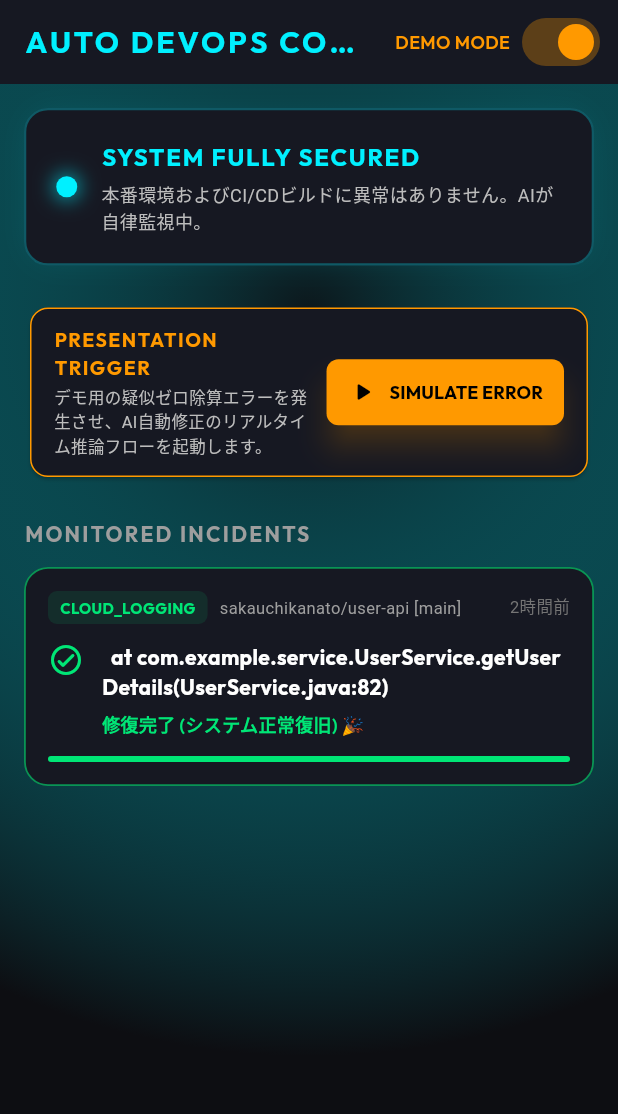
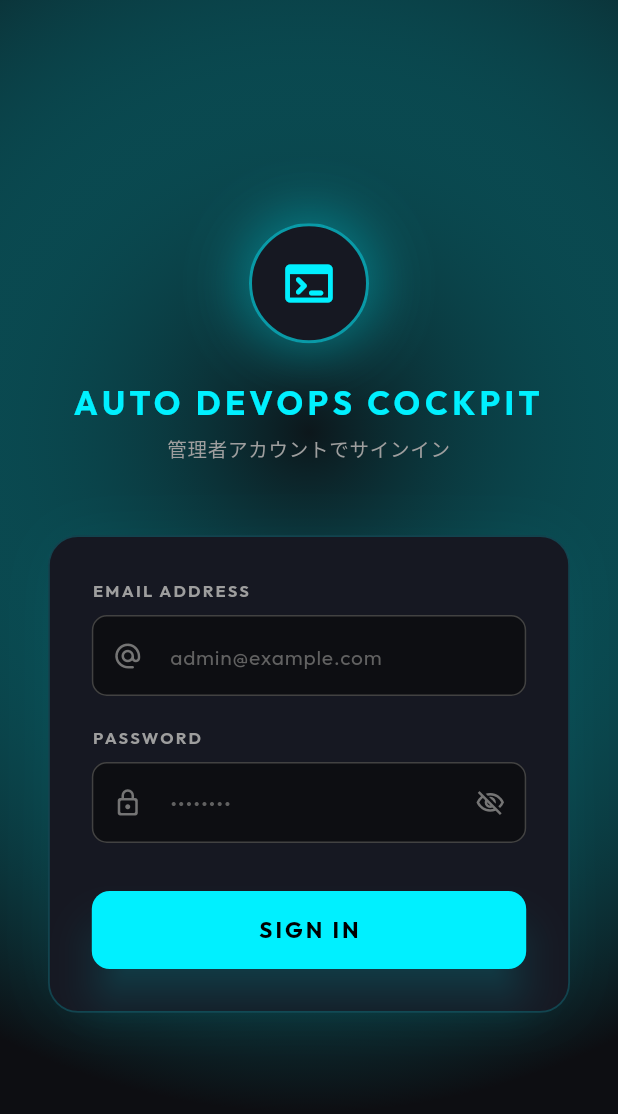
Before and after one commit to amiyuu/AutoDevOps-Agent, a Flutter app: the screen it shows after launch, on a phone screen of 412 x 824 dp. Shown: the top 1114 px of the screen. Run offline on Flutter 3.47's test engine with Material 3 defaults, Android fonts, the phone set to English and light mode, and no system bars; drawn by our look-alikes of flutter_animate; our stand-ins replace cloud_firestore, firebase_auth, firebase_core, flutter_riverpod, google_fonts; accounts and stored records are empty.

Commit message:
フロントエンド＋バックエンド

```diff
--- a/frontend_flutter/lib/main.dart
+++ b/frontend_flutter/lib/main.dart
@@ -2,6 +2,8 @@ import 'package:flutter/material.dart';
 import 'package:flutter_riverpod/flutter_riverpod.dart';
 import 'package:firebase_core/firebase_core.dart';
 import 'screens/dashboard_screen.dart';
+import 'screens/login_screen.dart';
+import 'providers/auth_provider.dart';
 
 import 'firebase_options.dart';
 
@@ -57,7 +59,38 @@ class AutoDevOpsApp extends StatelessWidget {
           }),
         ),
       ),
-      home: const DashboardScreen(),
+      home: const AuthGate(),
     );
   }
 }
+
+// ログイン状態に応じて画面を切り替えるゲートウィジェット
+class AuthGate extends ConsumerWidget {
+  const AuthGate({super.key});
+
+  @override
+  Widget build(BuildContext context, WidgetRef ref) {
+    final authState = ref.watch(authStateProvider);
+
+    return authState.when(
+      data: (user) {
+        if (user != null) {
+          // ログイン済み → ダッシュボードへ
+          return const DashboardScreen();
+        } else {
+          // 未ログイン → ログイン画面へ
+          return const LoginScreen();
+        }
+      },
+      loading: () => const Scaffold(
+        backgroundColor: Color(0xFF0D0E12),
+        body: Center(
+          child: CircularProgressIndicator(
+            color: Color(0xFF00F0FF),
+          ),
+        ),
+      ),
+      error: (e, _) => const LoginScreen(),
+    );
+  }
+}
--- /dev/null
+++ b/frontend_flutter/lib/providers/auth_provider.dart
@@ -0,0 +1,38 @@
+import 'package:firebase_auth/firebase_auth.dart';
+import 'package:flutter_riverpod/flutter_riverpod.dart';
+
+// ログイン状態をリアルタイムで監視するProvider
+// User? = ログイン中はUserオブジェクト、未ログインはnull
+final authStateProvider = StreamProvider<User?>((ref) {
+  return FirebaseAuth.instance.authStateChanges();
+});
+
+// 認証操作（ログイン・ログアウト）を担当するクラス
+class AuthNotifier extends StateNotifier<AsyncValue<void>> {
+  AuthNotifier() : super(const AsyncValue.data(null));
+
+  // メール/パスワードでサインイン
+  Future<void> signIn(String email, String password) async {
+    state = const AsyncValue.loading();
+    try {
+      await FirebaseAuth.instance.signInWithEmailAndPassword(
+        email: email,
+        password: password,
+      );
+      state = const AsyncValue.data(null);
+    } on FirebaseAuthException catch (e) {
+      state = AsyncValue.error(e, StackTrace.current);
+    }
+  }
+
+  // サインアウト
+  Future<void> signOut() async {
+    await FirebaseAuth.instance.signOut();
+    state = const AsyncValue.data(null);
+  }
+}
+
+final authNotifierProvider =
+    StateNotifierProvider<AuthNotifier, AsyncValue<void>>(
+      (ref) => AuthNotifier(),
+    );
--- a/frontend_flutter/lib/screens/incident_detail_screen.dart
+++ b/frontend_flutter/lib/screens/incident_detail_screen.dart
@@ -537,6 +537,7 @@ class IncidentDetailScreen extends ConsumerWidget {
         throw 'Could not launch $urlString';
       }
     } catch (e) {
+      if (context.mounted) {
         ScaffoldMessenger.of(context).showSnackBar(
           SnackBar(
             content: Text('リンクを開けませんでした: $urlString'),
@@ -546,3 +547,4 @@ class IncidentDetailScreen extends ConsumerWidget {
       }
     }
   }
+}
--- /dev/null
+++ b/frontend_flutter/lib/screens/login_screen.dart
@@ -0,0 +1,375 @@
+import 'package:flutter/material.dart';
+import 'package:flutter_riverpod/flutter_riverpod.dart';
+import 'package:flutter_animate/flutter_animate.dart';
+import 'package:google_fonts/google_fonts.dart';
+import 'package:firebase_auth/firebase_auth.dart';
+import '../providers/auth_provider.dart';
+
+class LoginScreen extends ConsumerStatefulWidget {
+  const LoginScreen({super.key});
+
+  @override
+  ConsumerState<LoginScreen> createState() => _LoginScreenState();
+}
+
+class _LoginScreenState extends ConsumerState<LoginScreen> {
+  final _formKey = GlobalKey<FormState>();
+  final _emailController = TextEditingController();
+  final _passwordController = TextEditingController();
+  bool _obscurePassword = true;
+  bool _isLoading = false;
+
+  @override
+  void dispose() {
+    _emailController.dispose();
+    _passwordController.dispose();
+    super.dispose();
+  }
+
+  Future<void> _signIn() async {
+    if (!_formKey.currentState!.validate()) return;
+
+    setState(() => _isLoading = true);
+
+    try {
+      final notifier = ref.read(authNotifierProvider.notifier);
+      await notifier.signIn(
+        _emailController.text.trim(),
+        _passwordController.text,
+      );
+    } on FirebaseAuthException catch (e) {
+      if (mounted) {
+        String message;
+        switch (e.code) {
+          case 'user-not-found':
+            message = 'このメールアドレスのアカウントが見つかりません。';
+            break;
+          case 'wrong-password':
+          case 'invalid-credential':
+            message = 'メールアドレスまたはパスワードが正しくありません。';
+            break;
+          case 'too-many-requests':
+            message = 'ログイン試行が多すぎます。しばらく後に再試行してください。';
+            break;
+          default:
+            message = '認証エラー: ${e.message ?? e.code}';
+        }
+        ScaffoldMessenger.of(context).showSnackBar(
+          SnackBar(
+            content: Text(message, style: const TextStyle(color: Colors.white)),
+            backgroundColor: const Color(0xFFFF3366),
+            duration: const Duration(seconds: 6),
+          ),
+        );
+      }
+    } catch (e) {
+      if (mounted) {
+        ScaffoldMessenger.of(context).showSnackBar(
+          SnackBar(
+            content: Text('エラー: $e', style: const TextStyle(color: Colors.white)),
+            backgroundColor: const Color(0xFFFF3366),
+          ),
+        );
+      }
+    } finally {
+      if (mounted) setState(() => _isLoading = false);
+    }
+  }
+
+  @override
+  Widget build(BuildContext context) {
+    return Scaffold(
+      backgroundColor: const Color(0xFF0D0E12),
+      body: Container(
+        decoration: BoxDecoration(
+          gradient: RadialGradient(
+            center: Alignment(0, -0.3),
+            radius: 1.1,
+            colors: [
+              Color(0x0A00F0FF),
+              Color(0xFF0D0E12),
+            ],
+          ),
+        ),
+        child: SafeArea(
+          child: Center(
+            child: SingleChildScrollView(
+              padding: const EdgeInsets.symmetric(horizontal: 32, vertical: 24),
+              child: ConstrainedBox(
+                constraints: const BoxConstraints(maxWidth: 420),
+                child: Column(
+                  mainAxisAlignment: MainAxisAlignment.center,
+                  crossAxisAlignment: CrossAxisAlignment.stretch,
+                  children: [
+                    // ---- ロゴ & タイトル ----
+                    _buildHeader(),
+                    const SizedBox(height: 48),
+
+                    // ---- ログインカード ----
+                    _buildLoginCard(),
+                  ],
+                ),
+              ),
+            ),
+          ),
+        ),
+      ),
+    );
+  }
+
+  Widget _buildHeader() {
+    return Column(
+      children: [
+        // シアンのグロウ付きアイコン
+        Container(
+          width: 80,
+          height: 80,
+          decoration: BoxDecoration(
+            color: const Color(0xFF161822),
+            shape: BoxShape.circle,
+            border: Border.all(color: const Color(0xFF00F0FF).withOpacity(0.6), width: 2),
+            boxShadow: [
+              BoxShadow(
+                color: const Color(0xFF00F0FF).withOpacity(0.25),
+                blurRadius: 32,
+                spreadRadius: 4,
+              ),
+            ],
+          ),
+          child: const Icon(
+            Icons.terminal_rounded,
+            color: Color(0xFF00F0FF),
+            size: 38,
+          ),
+        )
+            .animate(onPlay: (c) => c.repeat(reverse: true))
+            .custom(
+              duration: 2400.ms,
+              builder: (ctx, val, child) => Container(
+                decoration: BoxDecoration(
+                  shape: BoxShape.circle,
+                  boxShadow: [
+                    BoxShadow(
+                      color: Color.lerp(
+                        const Color(0xFF00F0FF).withOpacity(0.15),
+                        const Color(0xFF00F0FF).withOpacity(0.45),
+                        val,
+                      )!,
+                      blurRadius: 36,
+                      spreadRadius: 6,
+                    ),
+                  ],
+                ),
+                child: child,
+              ),
+            ),
+        const SizedBox(height: 24),
+        Text(
+          'AUTO DEVOPS COCKPIT',
+          style: GoogleFonts.outfit(
+            fontSize: 22,
+            fontWeight: FontWeight.bold,
+            color: const Color(0xFF00F0FF),
+            letterSpacing: 3,
+          ),
+          textAlign: TextAlign.center,
+        )
+            .animate()
+            .fadeIn(duration: 600.ms, delay: 100.ms),
+        const SizedBox(height: 6),
+        Text(
+          '管理者アカウントでサインイン',
+          style: GoogleFonts.outfit(
+            fontSize: 13,
+            color: Colors.grey.shade500,
+            letterSpacing: 0.5,
+          ),
+          textAlign: TextAlign.center,
+        )
+            .animate()
+            .fadeIn(duration: 600.ms, delay: 200.ms),
+      ],
+    );
+  }
+
+  Widget _buildLoginCard() {
+    return Container(
+      padding: const EdgeInsets.all(28),
+      decoration: BoxDecoration(
+        color: const Color(0xFF161822),
+        borderRadius: BorderRadius.circular(20),
+        border: Border.all(
+          color: const Color(0xFF00F0FF).withOpacity(0.2),
+          width: 1.2,
+        ),
+        boxShadow: [
+          BoxShadow(
+            color: const Color(0xFF00F0FF).withOpacity(0.06),
+            blurRadius: 32,
+            spreadRadius: -4,
+          ),
+        ],
+      ),
+      child: Form(
+        key: _formKey,
+        child: Column(
+          crossAxisAlignment: CrossAxisAlignment.stretch,
+          children: [
+            // メールフィールド
+            _buildLabel('EMAIL ADDRESS'),
+            const SizedBox(height: 8),
+            TextFormField(
+              controller: _emailController,
+              keyboardType: TextInputType.emailAddress,
+              autocorrect: false,
+              style: GoogleFonts.outfit(color: Colors.white, fontSize: 15),
+              decoration: _inputDecoration(
+                hintText: 'admin@example.com',
+                prefixIcon: Icons.alternate_email_rounded,
+              ),
+              validator: (v) {
+                if (v == null || v.isEmpty) return 'メールアドレスを入力してください';
+                if (!v.contains('@')) return '有効なメールアドレスを入力してください';
+                return null;
+              },
+            )
+                .animate()
+                .fadeIn(duration: 500.ms, delay: 300.ms)
+                .slideX(begin: -0.04, end: 0.0),
+            const SizedBox(height: 20),
+
+            // パスワードフィールド
+            _buildLabel('PASSWORD'),
+            const SizedBox(height: 8),
+            TextFormField(
+              controller: _passwordController,
+              obscureText: _obscurePassword,
+              style: GoogleFonts.outfit(color: Colors.white, fontSize: 15),
+              decoration: _inputDecoration(
+                hintText: '••••••••',
+                prefixIcon: Icons.lock_outline_rounded,
+                suffixIcon: IconButton(
+                  icon: Icon(
+                    _obscurePassword
+                        ? Icons.visibility_off_outlined
+                        : Icons.visibility_outlined,
+                    color: Colors.grey.shade600,
+                    size: 20,
+                  ),
+                  onPressed: () =>
+                      setState(() => _obscurePassword = !_obscurePassword),
+                ),
+              ),
+              validator: (v) {
+                if (v == null || v.isEmpty) return 'パスワードを入力してください';
+                if (v.length < 6) return 'パスワードは6文字以上必要です';
+                return null;
+              },
+              onFieldSubmitted: (_) => _signIn(),
+            )
+                .animate()
+                .fadeIn(duration: 500.ms, delay: 400.ms)
+                .slideX(begin: -0.04, end: 0.0),
+            const SizedBox(height: 32),
+
+            // サインインボタン
+            SizedBox(
+              height: 52,
+              child: ElevatedButton(
+                onPressed: _isLoading ? null : _signIn,
+                style: ElevatedButton.styleFrom(
+                  backgroundColor: const Color(0xFF00F0FF),
+                  disabledBackgroundColor: const Color(0xFF00F0FF).withOpacity(0.4),
+                  elevation: 12,
+                  shadowColor: const Color(0xFF00F0FF).withOpacity(0.4),
+                  shape: RoundedRectangleBorder(
+                    borderRadius: BorderRadius.circular(12),
+                  ),
+                ),
+                child: _isLoading
+                    ? const SizedBox(
+                        width: 22,
+                        height: 22,
+                        child: CircularProgressIndicator(
+                          strokeWidth: 2.5,
+                          color: Colors.black,
+                        ),
+                      )
+                    : Text(
+                        'SIGN IN',
+                        style: GoogleFonts.outfit(
+                          color: Colors.black,
+                          fontWeight: FontWeight.bold,
+                          fontSize: 15,
+                          letterSpacing: 2,
+                        ),
+                      ),
+              ),
+            )
+                .animate()
+                .fadeIn(duration: 500.ms, delay: 500.ms)
+                .slideY(begin: 0.1, end: 0.0),
+          ],
+        ),
+      ),
+    )
+        .animate()
+        .fadeIn(duration: 600.ms, delay: 200.ms)
+        .slideY(begin: 0.06, end: 0.0);
+  }
+
+  Widget _buildLabel(String text) {
+    return Text(
+      text,
+      style: GoogleFonts.outfit(
+        fontSize: 11,
+        fontWeight: FontWeight.bold,
+        color: Colors.grey.shade500,
+        letterSpacing: 1.5,
+      ),
+    );
+  }
+
+  InputDecoration _inputDecoration({
+    required String hintText,
+    required IconData prefixIcon,
+    Widget? suffixIcon,
+  }) {
+    return InputDecoration(
+      hintText: hintText,
+      hintStyle: TextStyle(color: Colors.grey.shade700, fontSize: 14),
+      prefixIcon: Icon(prefixIcon, color: Colors.grey.shade600, size: 20),
+      suffixIcon: suffixIcon,
+      filled: true,
+      fillColor: const Color(0xFF0D0E12),
+      contentPadding:
+          const EdgeInsets.symmetric(horizontal: 16, vertical: 16),
+      border: OutlineInputBorder(
+        borderRadius: BorderRadius.circular(10),
+        borderSide:
+            BorderSide(color: Colors.grey.shade800, width: 1),
+      ),
+      enabledBorder: OutlineInputBorder(
+        borderRadius: BorderRadius.circular(10),
+        borderSide:
+            BorderSide(color: Colors.grey.shade800, width: 1),
+      ),
+      focusedBorder: OutlineInputBorder(
+        borderRadius: BorderRadius.circular(10),
+        borderSide:
+            const BorderSide(color: Color(0xFF00F0FF), width: 1.5),
+      ),
+      errorBorder: OutlineInputBorder(
+        borderRadius: BorderRadius.circular(10),
+        borderSide:
+            const BorderSide(color: Color(0xFFFF3366), width: 1.5),
+      ),
+      focusedErrorBorder: OutlineInputBorder(
+        borderRadius: BorderRadius.circular(10),
+        borderSide:
+            const BorderSide(color: Color(0xFFFF3366), width: 1.5),
+      ),
+      errorStyle: const TextStyle(color: Color(0xFFFF3366)),
+    );
+  }
+}
--- a/frontend_flutter/pubspec.yaml
+++ b/frontend_flutter/pubspec.yaml
@@ -2,7 +2,7 @@ name: frontend_flutter
 description: "A new Flutter project."
 # The following line prevents the package from being accidentally published to
 # pub.dev using `flutter pub publish`. This is preferred for private packages.
-publish_to: 'none' # Remove this line if you wish to publish to pub.dev
+publish_to: "none" # Remove this line if you wish to publish to pub.dev
 
 # The following defines the version and build number for your application.
 # A version number is three numbers separated by dots, like 1.2.43
@@ -44,6 +44,7 @@ dependencies:
   # Firebase Packages (for real-time Firestore sync)
   firebase_core: ^3.1.0
   cloud_firestore: ^5.0.1
+  firebase_auth: ^5.1.0
 
 dev_dependencies:
   flutter_test:
@@ -61,7 +62,6 @@ dev_dependencies:
 
 # The following section is specific to Flutter packages.
 flutter:
-
   # The following line ensures that the Material Icons font is
   # included with your application, so that you can use the icons in
   # the material Icons class.
```
Also changed, not shown: frontend_flutter/lib/screens/dashboard_screen.dart (+105 -1 lines), frontend_flutter/lib/firebase_options.dart (added), 2 other files. Lines whose indentation alone changed are shown as unchanged.
